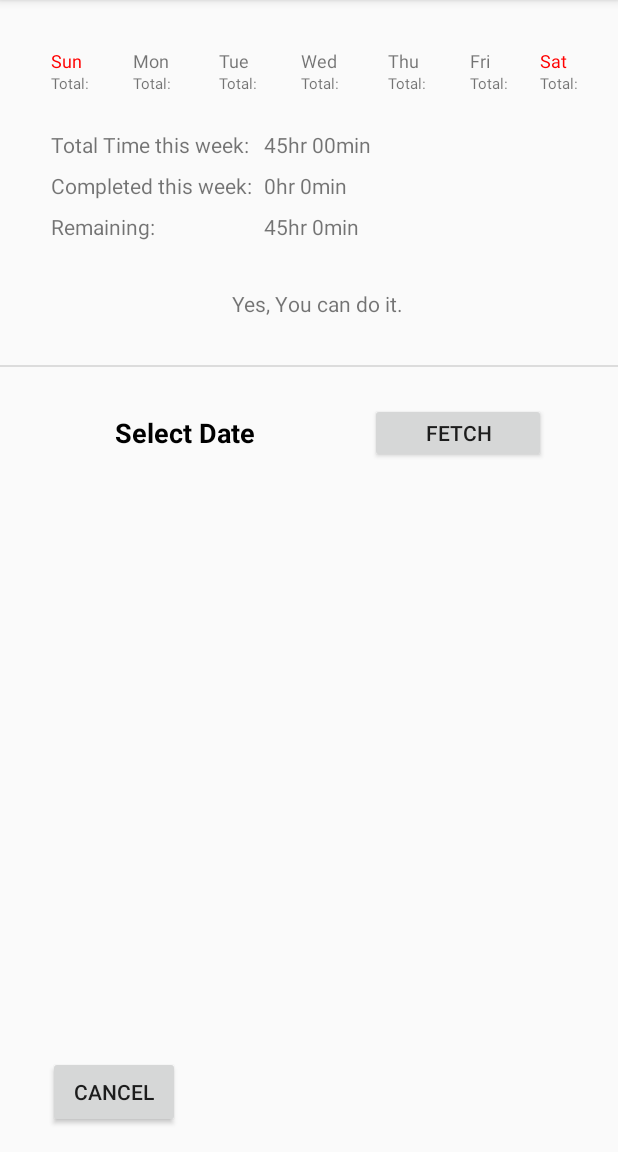
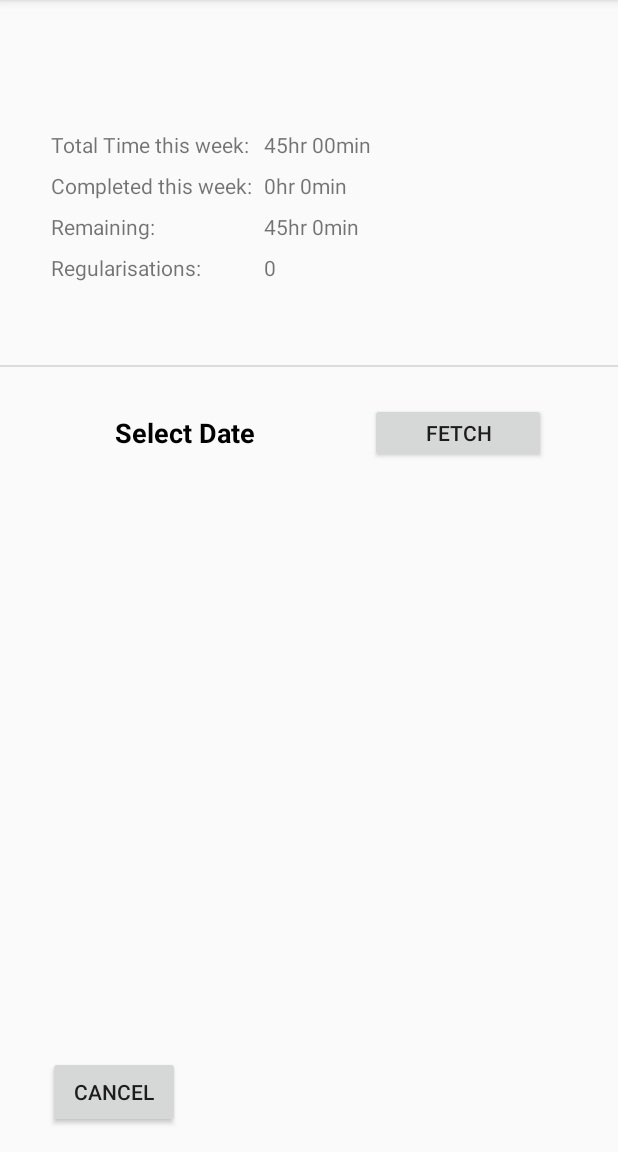
Before and after one commit to vjack33/Time-Runner, an Android app: the screen it shows after launch (WeekDetailActivity), after a tap on "WEEK DETAILS", on a phone screen of 412 x 824 dp, the part 84-1236 px from its top. Run offline under Robolectric (Android 15) with nearby library versions, the phone set to English and light mode, and no system bars.

Commit message:
CLeaning Code start

```diff
--- a/app/src/main/java/com/example/swipper/ConfigActivity.kt
+++ b/app/src/main/java/com/example/swipper/ConfigActivity.kt
@@ -18,6 +18,7 @@ class ConfigActivity : AppCompatActivity() {
 
         //Initialization of SharedPreferences for storing settings
         val sharedPreferences = getSharedPreferences("SP_INFO", Context.MODE_PRIVATE)
+
         // Saving Weekdays to SharedPreferences
         editTextConfigName.setText(sharedPreferences.getString("NAME","TEST"))
         checkBoxSunday.isChecked = sharedPreferences.getBoolean("SUNDAY",false)
@@ -35,8 +36,6 @@ class ConfigActivity : AppCompatActivity() {
         editTextMinMinutes.setText(sharedPreferences.getString("MINMINUTES","00"))
         editTextWeekHours.setText(sharedPreferences.getString("WEEKHOURS","45"))
         editTextWeekMinutes.setText(sharedPreferences.getString("WEEKMINUTES","00"))
-
-
 
         // Action to do on pressing the "Save Button" on Configuration screen
         buttonConfigSave.setOnClickListener {
--- a/app/src/main/java/com/example/swipper/DBContract.kt
+++ b/app/src/main/java/com/example/swipper/DBContract.kt
@@ -15,6 +15,9 @@ object DBContract {
             val COLUMN_DATA_REG = "dataReg"
             val COLUMN_DATA_WEEK_OF_YEAR = "dataWeekOfYear"
             val COLUMN_DATA_LEAVE = "dataLeave"
+            val COLUMN_DATA_MONTH_OF_YEAR = "dataMonthOfYear"
+            val COLUMN_DATA_DAY_OF_WEEK = "dataDayOfWeek"
+
         }
     }
 }
--- a/app/src/main/java/com/example/swipper/MainActivity.kt
+++ b/app/src/main/java/com/example/swipper/MainActivity.kt
@@ -5,12 +5,14 @@ import android.app.TimePickerDialog
 import android.content.Context
 import android.content.DialogInterface
 import android.content.Intent
+import android.graphics.PorterDuff
 import android.os.Bundle
 import android.util.Log
 import android.view.MotionEvent
 import android.view.View
 import android.widget.*
 import androidx.appcompat.app.AppCompatActivity
+import androidx.core.content.ContextCompat
 import androidx.core.view.marginTop
 import kotlinx.android.synthetic.main.activity_main.*
 import java.text.SimpleDateFormat
@@ -32,8 +34,9 @@ class   MainActivity : AppCompatActivity() {
     override fun onCreate(savedInstanceState: Bundle?) {
         super.onCreate(savedInstanceState)
         setContentView(R.layout.activity_main)
+        hideAllViews()                                                                                  //For making all unnecessary INVISIBLE
 
-        buttonSaveTime.visibility = View.INVISIBLE
+        /*buttonSaveTime.visibility = View.INVISIBLE
         textView1.visibility = View.INVISIBLE
         textView2.visibility = View.INVISIBLE
         textView3.visibility = View.INVISIBLE
@@ -45,7 +48,7 @@ class   MainActivity : AppCompatActivity() {
         textViewHomeTimeRemf9.visibility = View.INVISIBLE
         textViewHomeMinTimeRemf9.visibility = View.INVISIBLE
         textViewHomeTimeRemf8.visibility = View.INVISIBLE
-        textViewHomeMinTimeRemf8.visibility = View.INVISIBLE
+        textViewHomeMinTimeRemf8.visibility = View.INVISIBLE*/
 
         //var usersDBHelper = UsersDBHelper(this)                                                      // Init DB Helper class
         //Initialization of SharedPreferences for storing settings
@@ -129,6 +132,10 @@ class   MainActivity : AppCompatActivity() {
             buttonViewRemTime.performClick()
             val percentTimePassed : Int = ChronoUnit.MINUTES.between(LocalTime.parse(textViewInTime.text),LocalTime.now() ).toInt()
             val percentTime : Int = ((percentTimePassed.toFloat() / 540) * 100).toInt()
+
+            //progressBar.getProgressDrawable().setColorFilter(ContextCompat.getColor(this, R.color.red), PorterDuff.Mode.SRC_IN )
+
+
             progressBar.progress = percentTime
             textViewPercent.text = ((percentTimePassed.toFloat() / 540) * 100).toInt().toString() + "% Completed"
             textViewProgressStart.text = textViewInTime.text
@@ -350,6 +357,21 @@ class   MainActivity : AppCompatActivity() {
 
 
 
+    private fun hideAllViews() {
+        buttonSaveTime.visibility = View.INVISIBLE
+        textView1.visibility = View.INVISIBLE
+        textView2.visibility = View.INVISIBLE
+        textView3.visibility = View.INVISIBLE
+        textViewTimeCompleted.visibility = View.INVISIBLE
+        textViewTimeRemf9.visibility = View.INVISIBLE
+        textViewTimeRemf8.visibility = View.INVISIBLE
+        textViewHomeTimeCompleted.visibility = View.INVISIBLE
+        textViewHomeMinTimeCompleted.visibility = View.INVISIBLE
+        textViewHomeTimeRemf9.visibility = View.INVISIBLE
+        textViewHomeMinTimeRemf9.visibility = View.INVISIBLE
+        textViewHomeTimeRemf8.visibility = View.INVISIBLE
+        textViewHomeMinTimeRemf8.visibility = View.INVISIBLE
+    }
     /*fun showPopUp(view: View) {
         val popupMenu = PopupMenu(this, view)
         val inflater = popupMenu.menuInflater
@@ -394,15 +416,29 @@ class   MainActivity : AppCompatActivity() {
                 var dataOutTime = textViewOutTime.text.toString()
                 var dataTimeSpent = ChronoUnit.MINUTES.between(publicD1, publicD2).toString()
 
-                if(dataTimeSpent.toInt() > 570)
+                if (dataTimeSpent.toInt() > 570)
                     dataTimeSpent = "570"
 
                 var dataReg = "0"
 
                 var dataWeekOfYear = c[Calendar.WEEK_OF_YEAR].toString()
                 var dataLeave = "0"
+                var dataMonthOfYear = c[Calendar.MONTH].toString()
+                var dataDayOfWeek = c[Calendar.DAY_OF_WEEK].toString()
 
-                var result = usersDBHelper.insertUser(UserModel(dataDate = dataDate,dataInTime = dataInTime,dataOutTime = dataOutTime,dataTimeSpent = dataTimeSpent,dataReg = dataReg, dataWeekOfYear = dataWeekOfYear, dataLeave = dataLeave))
+                var result = usersDBHelper.insertUser(
+                    UserModel(
+                        dataDate = dataDate,
+                        dataInTime = dataInTime,
+                        dataOutTime = dataOutTime,
+                        dataTimeSpent = dataTimeSpent,
+                        dataReg = dataReg,
+                        dataWeekOfYear = dataWeekOfYear,
+                        dataLeave = dataLeave,
+                        dataMonthOfYear = dataMonthOfYear,
+                        dataDayOfWeek = dataDayOfWeek
+                    )
+                )
                 Toast.makeText(this, result.toString(), Toast.LENGTH_SHORT).show()
             })
         builder.setNegativeButton("Cancel",
--- a/app/src/main/java/com/example/swipper/StartActivity.kt
+++ b/app/src/main/java/com/example/swipper/StartActivity.kt
@@ -1,12 +1,8 @@
 package com.example.swipper
 
-import android.content.Context
 import android.content.Intent
 import android.os.Bundle
-import android.view.View
 import androidx.appcompat.app.AppCompatActivity
-import androidx.core.content.ContextCompat.startActivity
-import kotlinx.android.synthetic.main.activity_config.*
 
 class StartActivity : AppCompatActivity() {
     override fun onCreate(savedInstanceState: Bundle?) {
--- a/app/src/main/java/com/example/swipper/UserDBHelper.kt
+++ b/app/src/main/java/com/example/swipper/UserDBHelper.kt
@@ -38,6 +38,8 @@ class UsersDBHelper(context: Context) : SQLiteOpenHelper(context, DATABASE_NAME,
         values.put(DBContract.UserEntry.COLUMN_DATA_REG, user.dataReg)
         values.put(DBContract.UserEntry.COLUMN_DATA_WEEK_OF_YEAR, user.dataWeekOfYear)
         values.put(DBContract.UserEntry.COLUMN_DATA_LEAVE, user.dataLeave)
+        values.put(DBContract.UserEntry.COLUMN_DATA_MONTH_OF_YEAR, user.dataMonthOfYear)
+        values.put(DBContract.UserEntry.COLUMN_DATA_DAY_OF_WEEK, user.dataDayOfWeek)
 
 
         // Insert the new row, returning the primary key value of the new row
@@ -78,6 +80,8 @@ class UsersDBHelper(context: Context) : SQLiteOpenHelper(context, DATABASE_NAME,
         var dataReg: String
         var dataWeekOfYear: String
         var dataLeave: String
+        var dataMonthOfYear: String
+        var dataDayOfWeek: String
         if (cursor!!.moveToFirst()) {
             while (cursor.isAfterLast == false) {
                 dataInTime = cursor.getString(cursor.getColumnIndex(DBContract.UserEntry.COLUMN_DATA_IN_TIME))
@@ -86,8 +90,10 @@ class UsersDBHelper(context: Context) : SQLiteOpenHelper(context, DATABASE_NAME,
                 dataReg = cursor.getString(cursor.getColumnIndex(DBContract.UserEntry.COLUMN_DATA_REG))
                 dataWeekOfYear = cursor.getString(cursor.getColumnIndex(DBContract.UserEntry.COLUMN_DATA_WEEK_OF_YEAR))
                 dataLeave = cursor.getString(cursor.getColumnIndex(DBContract.UserEntry.COLUMN_DATA_LEAVE))
+                dataMonthOfYear = cursor.getString(cursor.getColumnIndex(DBContract.UserEntry.COLUMN_DATA_MONTH_OF_YEAR))
+                dataDayOfWeek = cursor.getString(cursor.getColumnIndex(DBContract.UserEntry.COLUMN_DATA_DAY_OF_WEEK))
 
-                users.add(UserModel(dataDate, dataInTime, dataOutTime, dataTimeSpent, dataReg, dataWeekOfYear, dataLeave))
+                users.add(UserModel(dataDate, dataInTime, dataOutTime, dataTimeSpent, dataReg, dataWeekOfYear, dataLeave, dataMonthOfYear, dataDayOfWeek))
                 cursor.moveToNext()
             }
         }
@@ -112,6 +118,8 @@ class UsersDBHelper(context: Context) : SQLiteOpenHelper(context, DATABASE_NAME,
         var dataReg: String
         var dataWeekOfYear: String
         var dataLeave: String
+        var dataMonthOfYear: String
+        var dataDayOfWeek: String
         if (cursor!!.moveToFirst()) {
             while (cursor.isAfterLast == false) {
                 dataDate = cursor.getString(cursor.getColumnIndex(DBContract.UserEntry.COLUMN_DATA_DATE))
@@ -121,8 +129,10 @@ class UsersDBHelper(context: Context) : SQLiteOpenHelper(context, DATABASE_NAME,
                 dataReg = cursor.getString(cursor.getColumnIndex(DBContract.UserEntry.COLUMN_DATA_REG))
                 dataWeekOfYear = cursor.getString(cursor.getColumnIndex(DBContract.UserEntry.COLUMN_DATA_WEEK_OF_YEAR))
                 dataLeave = cursor.getString(cursor.getColumnIndex(DBContract.UserEntry.COLUMN_DATA_LEAVE))
+                dataMonthOfYear = cursor.getString(cursor.getColumnIndex(DBContract.UserEntry.COLUMN_DATA_MONTH_OF_YEAR))
+                dataDayOfWeek = cursor.getString(cursor.getColumnIndex(DBContract.UserEntry.COLUMN_DATA_DAY_OF_WEEK))
 
-                users.add(UserModel(dataDate, dataInTime, dataOutTime, dataTimeSpent, dataReg, dataWeekOfYear, dataLeave))
+                users.add(UserModel(dataDate, dataInTime, dataOutTime, dataTimeSpent, dataReg, dataWeekOfYear, dataLeave, dataMonthOfYear, dataDayOfWeek))
                 cursor.moveToNext()
             }
         }
@@ -152,6 +162,25 @@ class UsersDBHelper(context: Context) : SQLiteOpenHelper(context, DATABASE_NAME,
         return tempTime
     }
 
+    //var dataWeekOfYear: String = "50"
+    fun getRegulariseMonth(dataWeekOfYear: String): Int {
+        val countQuery = "SELECT  * FROM " + DBContract.UserEntry.TABLE_NAME + " WHERE " + DBContract.UserEntry.COLUMN_DATA_MONTH_OF_YEAR + " = " + dataWeekOfYear + " AND " + DBContract.UserEntry.COLUMN_DATA_REG + " = 'true'"
+        val db = this.readableDatabase
+        val cursor = db.rawQuery(countQuery, null)
+        val count = cursor.count
+        cursor.close()
+        return count
+    }
+
+    fun getSundayWeek(dataWeekOfYear: String): Int {
+        val countQuery = "SELECT  * FROM " + DBContract.UserEntry.TABLE_NAME + " WHERE " + DBContract.UserEntry.COLUMN_DATA_WEEK_OF_YEAR + " = " + dataWeekOfYear + " AND " + DBContract.UserEntry.COLUMN_DATA_REG + " = 'true'"
+        val db = this.readableDatabase
+        val cursor = db.rawQuery(countQuery, null)
+        val count = cursor.count
+        cursor.close()
+        return count
+    }
+
     companion object {
         // If you change the database schema, you must increment the database version.
         val DATABASE_VERSION = 1
@@ -165,7 +194,9 @@ class UsersDBHelper(context: Context) : SQLiteOpenHelper(context, DATABASE_NAME,
                     DBContract.UserEntry.COLUMN_DATA_TIME_SPENT + " TEXT," +
                     DBContract.UserEntry.COLUMN_DATA_REG + " TEXT," +
                     DBContract.UserEntry.COLUMN_DATA_WEEK_OF_YEAR + " TEXT," +
-                    DBContract.UserEntry.COLUMN_DATA_LEAVE + " TEXT)"
+                    DBContract.UserEntry.COLUMN_DATA_LEAVE + " TEXT," +
+                    DBContract.UserEntry.COLUMN_DATA_MONTH_OF_YEAR + " TEXT," +
+                    DBContract.UserEntry.COLUMN_DATA_DAY_OF_WEEK + " TEXT)"
 
         private val SQL_DELETE_ENTRIES = "DROP TABLE IF EXISTS " + DBContract.UserEntry.TABLE_NAME
     }
--- a/app/src/main/java/com/example/swipper/WeekDetailActivity.kt
+++ b/app/src/main/java/com/example/swipper/WeekDetailActivity.kt
@@ -92,6 +92,7 @@ class WeekDetailActivity :  AppCompatActivity() {
         // Total Time This week Logic
         //val c = Calendar.getInstance()
         var mWeek = c[Calendar.WEEK_OF_YEAR]
+        var mMonth = c[Calendar.MONTH]
         textViewRecapTotalTime.text = sharedPreferences.getString("WEEKHOURS","") + "hr " + sharedPreferences.getString("WEEKMINUTES","") + "min"
 
         // Completed This week
@@ -101,11 +102,13 @@ class WeekDetailActivity :  AppCompatActivity() {
         textViewRecapCompletedTime.text = weekHours.toString() +"hr "+ weekMinutes.toString() + "min"
 
         // Remaining Time Logic
-        var timeCompleted : Int = usersDBHelper.readTimeCompleted(mWeek.toString())
+        var timeCompleted : Int = usersDBHelper.readTimeCompleted(mMonth.toString())
         var totalRemainingTime: Int = ((sharedPreferences.getString("WEEKALLMINUTES","").toString().toInt() ) - timeCompleted).toString().toInt() // x + 360 = 210
         var remainingHours = totalRemainingTime / 60
         var remainingMinutes = totalRemainingTime % 60
         textViewRecapRemainingTime.text = remainingHours.toString() +"hr "+ remainingMinutes.toString() + "min"
+        textViewRecapRegularisations.text = usersDBHelper.getRegulariseMonth(mWeek.toString()).toString()
+        //Toast.makeText(this, "Please " +usersDBHelper.getProfilesCount().toString(), Toast.LENGTH_SHORT).show()
 
 
         buttonDateSelectorWeekDetail.setOnClickListener {
@@ -311,6 +314,8 @@ class WeekDetailActivity :  AppCompatActivity() {
                 var dataReg = "false"
                 var dataWeekOfYear = c[Calendar.WEEK_OF_YEAR].toString()
                 var dataLeave = "true"
+                var dataMonthOfYear = c[Calendar.MONTH].toString()
+                var dataDayOfWeek = c[Calendar.DAY_OF_WEEK].toString()
 
                 if(buttonDateSelectorWeekDetail.text == "Select Date"){
                     Toast.makeText(this, "Please select a Date first", Toast.LENGTH_SHORT).show()
@@ -327,7 +332,9 @@ class WeekDetailActivity :  AppCompatActivity() {
                             dataTimeSpent = dataTimeSpent,
                             dataReg = dataReg,
                             dataWeekOfYear = dataWeekOfYear,
-                            dataLeave = dataLeave
+                            dataLeave = dataLeave,
+                            dataMonthOfYear = dataMonthOfYear,
+                            dataDayOfWeek = dataDayOfWeek
                         )
                     )
                     Toast.makeText(this, result.toString(), Toast.LENGTH_SHORT).show()
@@ -364,6 +371,8 @@ class WeekDetailActivity :  AppCompatActivity() {
                 var dataWeekOfYear = c[Calendar.WEEK_OF_YEAR].toString()
                 var dataLeave = "false"
                 var dataReg : String? =  null
+                var dataMonthOfYear = c[Calendar.MONTH].toString()
+                var dataDayOfWeek = c[Calendar.DAY_OF_WEEK].toString()
                 if(checkBoxEditWeekRegularize.isChecked){
                     dataReg = "true"
                 } else {
@@ -388,7 +397,9 @@ class WeekDetailActivity :  AppCompatActivity() {
                             dataTimeSpent = dataTimeSpent,
                             dataReg = dataReg,
                             dataWeekOfYear = dataWeekOfYear,
-                            dataLeave = dataLeave
+                            dataLeave = dataLeave,
+                            dataMonthOfYear = dataMonthOfYear,
+                            dataDayOfWeek = dataDayOfWeek
                         )
                     )
                     Toast.makeText(this, result.toString(), Toast.LENGTH_SHORT).show()
--- a/app/src/main/res/layout/activity_weekdetail.xml
+++ b/app/src/main/res/layout/activity_weekdetail.xml
@@ -11,6 +11,7 @@
         android:layout_height="wrap_content"
         android:text="Mon"
         android:textSize="12sp"
+        android:visibility="invisible"
         app:layout_constraintEnd_toStartOf="@+id/textViewTuesday"
         app:layout_constraintHorizontal_bias="0.5"
         app:layout_constraintStart_toEndOf="@+id/textViewSunday"
@@ -23,6 +24,7 @@
         android:layout_marginTop="32dp"
         android:text="Sun"
         android:textSize="12sp"
+        android:visibility="invisible"
         app:layout_constraintEnd_toStartOf="@+id/textViewMonday"
         app:layout_constraintHorizontal_bias="0.5"
         app:layout_constraintStart_toStartOf="parent"
@@ -34,6 +36,7 @@
         android:layout_height="wrap_content"
         android:text="Tue"
         android:textSize="12sp"
+        android:visibility="invisible"
         app:layout_constraintEnd_toStartOf="@+id/textViewWednesday"
         app:layout_constraintHorizontal_bias="0.5"
         app:layout_constraintStart_toEndOf="@+id/textViewMonday"
@@ -45,6 +48,7 @@
         android:layout_height="wrap_content"
         android:text="Thu"
         android:textSize="12sp"
+        android:visibility="invisible"
         app:layout_constraintEnd_toStartOf="@+id/textViewFriday"
         app:layout_constraintHorizontal_bias="0.5"
         app:layout_constraintStart_toEndOf="@+id/textViewWednesday"
@@ -59,7 +63,8 @@
         app:layout_constraintEnd_toStartOf="@+id/textViewThursday"
         app:layout_constraintHorizontal_bias="0.5"
         app:layout_constraintStart_toEndOf="@+id/textViewTuesday"
-        app:layout_constraintTop_toTopOf="@+id/textViewSunday" />
+        app:layout_constraintTop_toTopOf="@+id/textViewSunday"
+        android:visibility="invisible" />
 
     <TextView
         android:id="@+id/textViewFriday"
@@ -67,6 +72,7 @@
         android:layout_height="wrap_content"
         android:text="Fri"
         android:textSize="12sp"
+        android:visibility="invisible"
         app:layout_constraintEnd_toStartOf="@+id/textViewSaturday"
         app:layout_constraintHorizontal_bias="0.5"
         app:layout_constraintStart_toEndOf="@+id/textViewThursday"
@@ -78,6 +84,7 @@
         android:layout_height="wrap_content"
         android:text="Sat"
         android:textSize="12sp"
+        android:visibility="invisible"
         app:layout_constraintEnd_toEndOf="parent"
         app:layout_constraintHorizontal_bias="0.5"
         app:layout_constraintStart_toEndOf="@+id/textViewFriday"
@@ -89,6 +96,7 @@
         android:layout_height="wrap_content"
         android:text="Total: "
         android:textSize="10sp"
+        android:visibility="invisible"
         app:layout_constraintStart_toStartOf="@+id/textViewSaturday"
         app:layout_constraintTop_toBottomOf="@+id/textViewSaturday" />
 
@@ -98,6 +106,7 @@
         android:layout_height="wrap_content"
         android:text="Total: "
         android:textSize="10sp"
+        android:visibility="invisible"
         app:layout_constraintStart_toStartOf="@+id/textViewFriday"
         app:layout_constraintTop_toBottomOf="@+id/textViewFriday" />
 
@@ -107,6 +116,7 @@
         android:layout_height="wrap_content"
         android:text="Total: "
         android:textSize="10sp"
+        android:visibility="invisible"
         app:layout_constraintStart_toStartOf="@+id/textViewThursday"
         app:layout_constraintTop_toBottomOf="@+id/textViewThursday" />
 
@@ -116,6 +126,7 @@
         android:layout_height="wrap_content"
         android:text="Total: "
         android:textSize="10sp"
+        android:visibility="invisible"
         app:layout_constraintStart_toStartOf="@+id/textViewWednesday"
         app:layout_constraintTop_toBottomOf="@+id/textViewWednesday" />
 
@@ -125,6 +136,7 @@
         android:layout_height="wrap_content"
         android:text="Total: "
         android:textSize="10sp"
+        android:visibility="invisible"
         app:layout_constraintStart_toStartOf="@+id/textViewTuesday"
         app:layout_constraintTop_toBottomOf="@+id/textViewTuesday" />
 
@@ -133,9 +145,10 @@
         android:layout_width="wrap_content"
         android:layout_height="wrap_content"
         android:text="Total: "
+        android:textSize="10sp"
+        android:visibility="invisible"
         app:layout_constraintStart_toStartOf="@+id/textViewSunday"
-        app:layout_constraintTop_toBottomOf="@+id/textViewSunday"
-        android:textSize="10sp" />
+        app:layout_constraintTop_toBottomOf="@+id/textViewSunday" />
 
     <TextView
         android:id="@+id/textView25"
@@ -143,6 +156,7 @@
         android:layout_height="wrap_content"
         android:text="Total: "
         android:textSize="10sp"
+        android:visibility="invisible"
         app:layout_constraintStart_toStartOf="@+id/textViewMonday"
         app:layout_constraintTop_toBottomOf="@+id/textViewMonday" />
 
@@ -218,6 +232,7 @@
         android:layout_height="wrap_content"
         android:layout_marginTop="32dp"
         android:text="Yes, You can do it."
+        android:visibility="invisible"
         app:layout_constraintEnd_toEndOf="@+id/textView19"
         app:layout_constraintStart_toStartOf="@+id/textView30"
         app:layout_constraintTop_toBottomOf="@+id/textView30" />
@@ -424,5 +439,22 @@
         app:layout_constraintStart_toStartOf="parent"
         app:layout_constraintTop_toTopOf="@+id/buttonEditWeekSave" />
 
+    <TextView
+        android:id="@+id/textView12"
+        android:layout_width="wrap_content"
+        android:layout_height="wrap_content"
+        android:layout_marginTop="8dp"
+        android:text="Regularisations:"
+        app:layout_constraintStart_toStartOf="@+id/textView28"
+        app:layout_constraintTop_toBottomOf="@+id/textView30" />
+
+    <TextView
+        android:id="@+id/textViewRecapRegularisations"
+        android:layout_width="wrap_content"
+        android:layout_height="wrap_content"
+        android:text="Regs"
+        app:layout_constraintStart_toStartOf="@+id/textViewRecapRemainingTime"
+        app:layout_constraintTop_toTopOf="@+id/textView12" />
+
 
 </androidx.constraintlayout.widget.ConstraintLayout>
```
Also changed, not shown: app/src/main/java/com/example/swipper/UserModel.kt (+11 -1 lines), app/src/main/res/drawable/circular.xml (added, +50 -0 lines), app/src/main/res/layout/activity_main.xml (+30 -14 lines).
